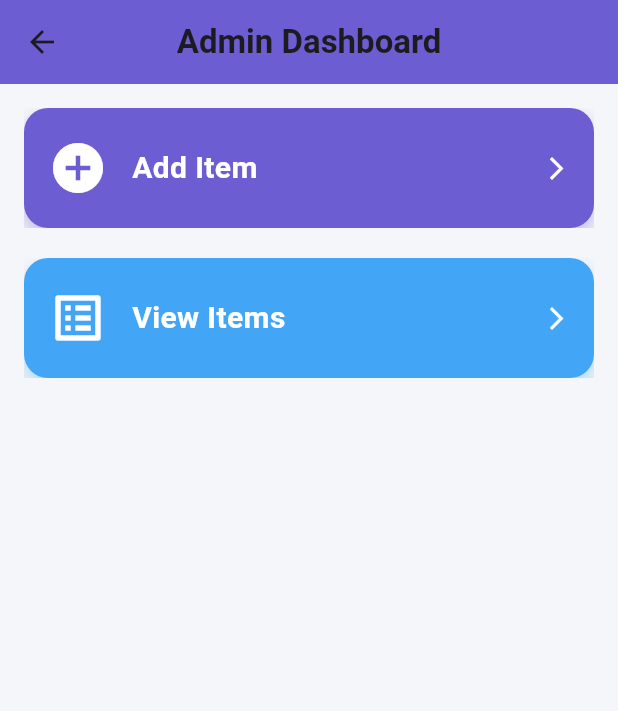
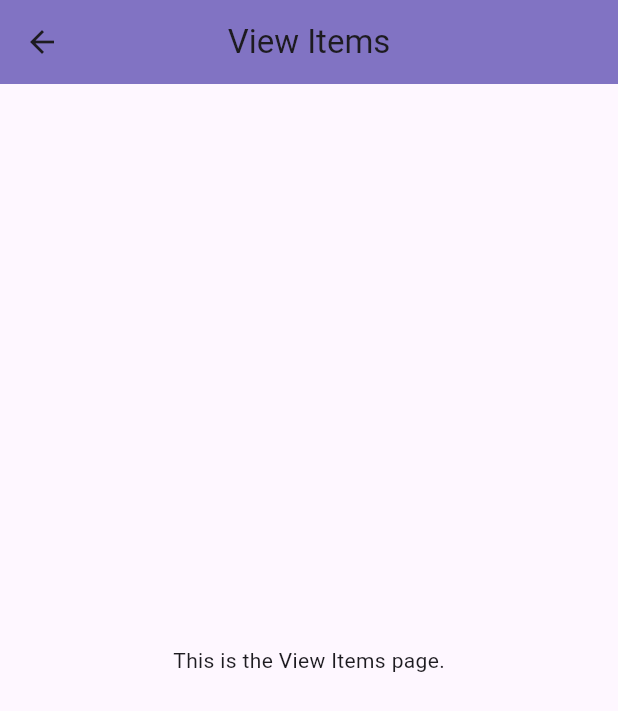
Before and after one commit to lifewalker16/Zaika, a Flutter app: the AdminDashboardPage screen opened directly, after a tap on "View Items", on a phone screen of 412 x 824 dp. Shown: the top 711 px of the screen. Run offline on Flutter 3.47's test engine with Material 3 defaults, Android fonts, the phone set to English and light mode, and no system bars; our stand-ins replace cloud_firestore, firebase_auth, firebase_core, geolocator, google_fonts, image_picker; accounts and stored records are empty.

Commit message:
admin dash changes and blank screen for buttons

```diff
--- a/lib/components/admin/admin_dashboard.dart
+++ b/lib/components/admin/admin_dashboard.dart
@@ -1,8 +1,14 @@
 import 'package:flutter/material.dart';
 import 'admin_items.dart';
+import 'view_items.dart';
+import 'view_orders.dart';
+import 'view_bookings.dart';
 
 class AdminDashboardPage extends StatelessWidget {
   const AdminDashboardPage({super.key});
+
+  // Uniform professional button color
+  final Color buttonColor = const Color(0xFF8173C3); // Muted purple/indigo
 
   @override
   Widget build(BuildContext context) {
@@ -13,7 +19,7 @@ class AdminDashboardPage extends StatelessWidget {
           'Admin Dashboard',
           style: TextStyle(fontSize: 22, fontWeight: FontWeight.bold),
         ),
-        backgroundColor: const Color(0xFF6C5DD3),
+        backgroundColor: buttonColor,
         elevation: 0,
         centerTitle: true,
       ),
@@ -24,7 +30,7 @@ class AdminDashboardPage extends StatelessWidget {
             _DashboardButton(
               icon: Icons.add_circle,
               title: 'Add Item',
-              color: const Color(0xFF6C5DD3),
+              color: buttonColor,
               onTap: () {
                 Navigator.push(
                   context,
@@ -38,9 +44,42 @@ class AdminDashboardPage extends StatelessWidget {
             _DashboardButton(
               icon: Icons.list_alt,
               title: 'View Items',
-              color: const Color(0xFF42A5F5),
+              color: buttonColor,
               onTap: () {
-                // TODO: Navigate to View Items page
+                Navigator.push(
+                  context,
+                  MaterialPageRoute(
+                    builder: (context) => const ViewItemsPage(),
+                  ),
+                );
+              },
+            ),
+            const SizedBox(height: 20),
+            _DashboardButton(
+              icon: Icons.receipt_long,
+              title: 'View Orders',
+              color: buttonColor,
+              onTap: () {
+                Navigator.push(
+                  context,
+                  MaterialPageRoute(
+                    builder: (context) => const ViewOrdersPage(),
+                  ),
+                );
+              },
+            ),
+            const SizedBox(height: 20),
+            _DashboardButton(
+              icon: Icons.event_available,
+              title: 'View Bookings',
+              color: buttonColor,
+              onTap: () {
+                Navigator.push(
+                  context,
+                  MaterialPageRoute(
+                    builder: (context) => const ViewBookingsPage(),
+                  ),
+                );
               },
             ),
           ],
@@ -78,9 +117,9 @@ class _DashboardButton extends StatelessWidget {
             borderRadius: BorderRadius.circular(16),
             boxShadow: [
               BoxShadow(
-                color: color.withOpacity(0.4),
-                blurRadius: 10,
-                offset: const Offset(0, 6),
+                color: Colors.black.withOpacity(0.1),
+                blurRadius: 8,
+                offset: const Offset(0, 4),
               ),
             ],
           ),
--- /dev/null
+++ b/lib/components/admin/view_items.dart
@@ -0,0 +1,19 @@
+import 'package:flutter/material.dart';
+
+class ViewItemsPage extends StatelessWidget {
+  const ViewItemsPage({super.key});
+
+  @override
+  Widget build(BuildContext context) {
+    return Scaffold(
+      appBar: AppBar(
+        title: const Text('View Items'),
+        backgroundColor: const Color(0xFF8173C3),
+        centerTitle: true,
+      ),
+      body: const Center(
+        child: Text('This is the View Items page.'),
+      ),
+    );
+  }
+}
```
Also changed, not shown: lib/components/admin/view_bookings.dart (added, +19 -0 lines), lib/components/admin/view_orders.dart (added, +19 -0 lines).
